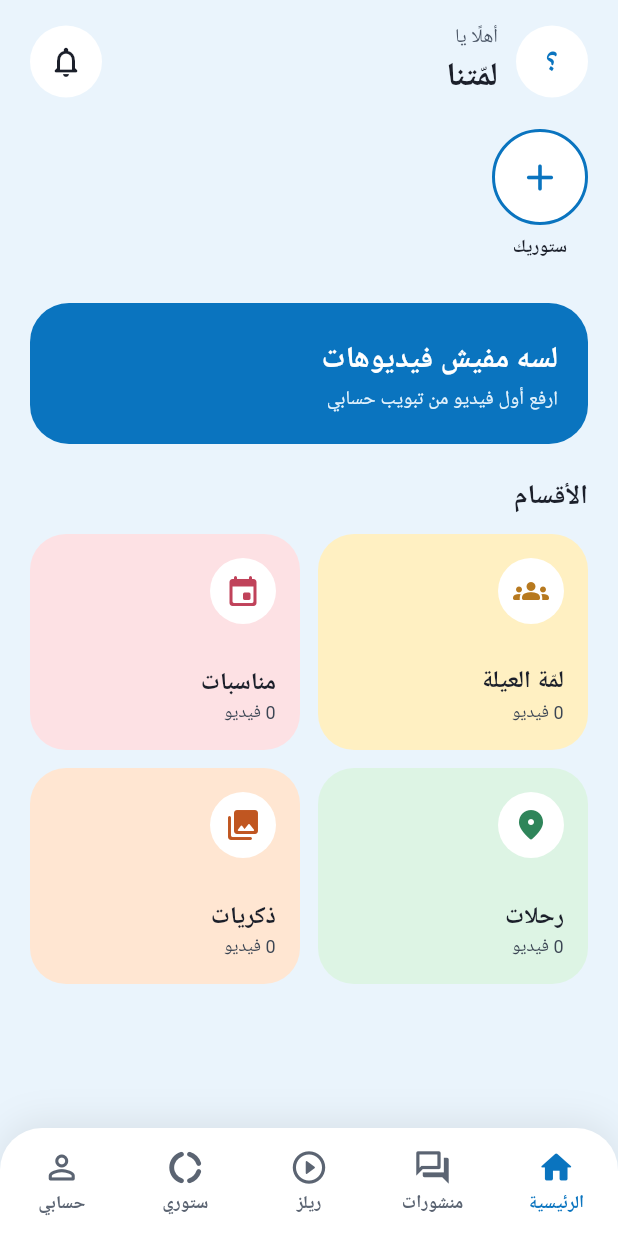
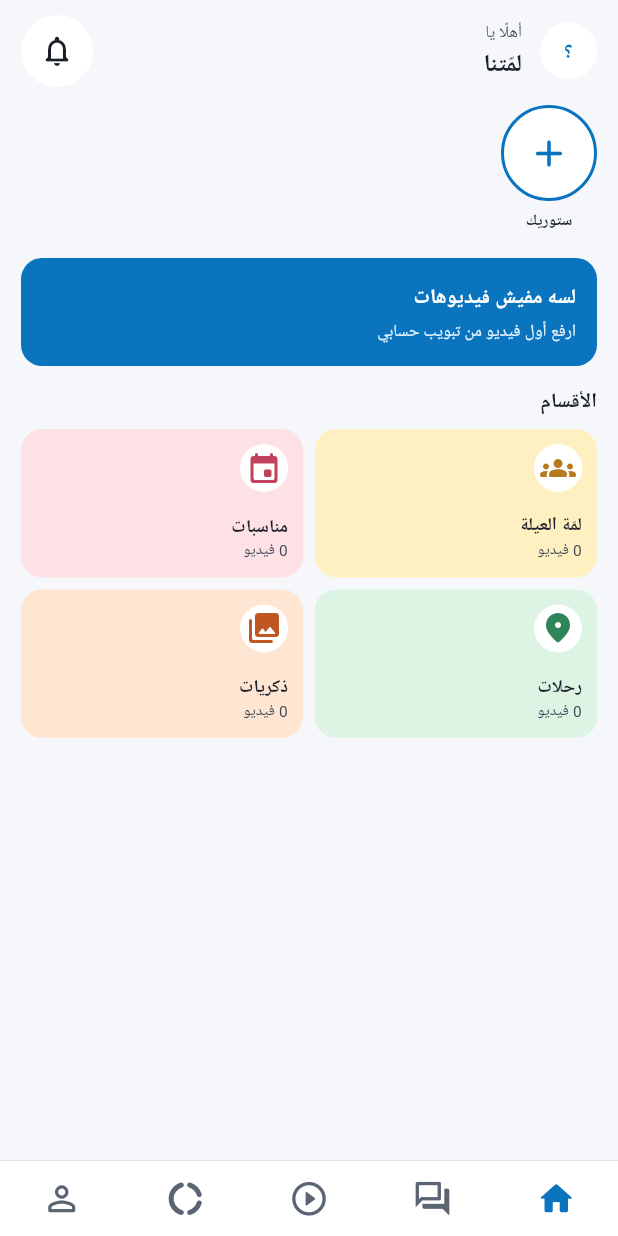
Before and after one commit to basemelsayed540/family-reels, a Flutter app: the HomeShell screen opened directly with empty values, on a phone screen of 412 x 824 dp. Run offline on Flutter 3.47's test engine with Material 3 defaults, Android fonts, the phone set to English and light mode, and no system bars; our stand-ins replace google_fonts, image_picker, open_filex, package_info_plus, supabase_flutter, video_player; accounts and stored records are empty; network calls fail; Roboto replaces fonts that are missing (Cairo).

Commit message:
Instagram/Facebook-like compact UI: smaller text, flat feed, icon-only nav, gradient story rings
Co-Authored-By: Claude Sonnet 5.5 <noreply@anthropic.com>
Claude-Session: https://claude.ai/code/session_01EJey9LkShNuZnECWRPsYwy

```diff
--- a/lib/home_page.dart
+++ b/lib/home_page.dart
@@ -126,16 +126,16 @@ class _HomePageState extends State<HomePage> {
           return RefreshIndicator(
             onRefresh: _refresh,
             child: ListView(
-              padding: const EdgeInsets.fromLTRB(20, 16, 20, 24),
+              padding: const EdgeInsets.fromLTRB(14, 10, 14, 20),
               children: [
                 _header(data.pending),
-                const SizedBox(height: 20),
+                const SizedBox(height: 12),
                 _storiesRow(data.stories),
-                const SizedBox(height: 20),
+                const SizedBox(height: 12),
                 _banner(data.videos),
-                const SizedBox(height: 22),
-                const Text('الأقسام', style: TextStyle(fontSize: 18, fontWeight: FontWeight.w800)),
-                const SizedBox(height: 12),
+                const SizedBox(height: 14),
+                const Text('الأقسام', style: TextStyle(fontSize: 16, fontWeight: FontWeight.w800)),
+                const SizedBox(height: 8),
                 _sections(data.videos),
                 if (data.errors.isNotEmpty) ...[
                   const SizedBox(height: 18),
@@ -164,14 +164,14 @@ class _HomePageState extends State<HomePage> {
     return Row(
       children: [
         Container(
-          width: 48,
-          height: 48,
+          width: 38,
+          height: 38,
           decoration: const BoxDecoration(color: Colors.white, shape: BoxShape.circle),
           alignment: Alignment.center,
           child: Text(
             initialOf(widget.profile.name),
             style: const TextStyle(
-              fontSize: 20,
+              fontSize: 16,
               fontWeight: FontWeight.w800,
               color: AppColors.blue,
             ),
@@ -190,7 +190,7 @@ class _HomePageState extends State<HomePage> {
               ),
               const Text(
                 AppConfig.appName,
-                style: TextStyle(fontSize: 22, fontWeight: FontWeight.w800),
+                style: TextStyle(fontSize: 19, fontWeight: FontWeight.w800),
               ),
             ],
           ),
@@ -202,7 +202,7 @@ class _HomePageState extends State<HomePage> {
 
   Widget _storiesRow(List<StoryGroup> groups) {
     return SizedBox(
-      height: 96,
+      height: 90,
       child: ListView(
         scrollDirection: Axis.horizontal,
         children: [
@@ -233,10 +233,10 @@ class _HomePageState extends State<HomePage> {
         : 'ارفع أول فيديو من تبويب حسابي';
 
     return Container(
-      padding: const EdgeInsets.all(20),
+      padding: const EdgeInsets.all(14),
       decoration: BoxDecoration(
         color: AppColors.blue,
-        borderRadius: BorderRadius.circular(26),
+        borderRadius: BorderRadius.circular(14),
       ),
       child: Row(
         children: [
@@ -260,7 +260,7 @@ class _HomePageState extends State<HomePage> {
                 Text(
                   title,
                   style: const TextStyle(
-                    fontSize: 20,
+                    fontSize: 16,
                     fontWeight: FontWeight.w800,
                     color: Colors.white,
                     height: 1.3,
@@ -282,7 +282,7 @@ class _HomePageState extends State<HomePage> {
               style: FilledButton.styleFrom(
                 backgroundColor: Colors.white,
                 foregroundColor: AppColors.blue,
-                minimumSize: const Size(0, 46),
+                minimumSize: const Size(0, 38),
                 padding: const EdgeInsets.symmetric(horizontal: 18),
               ),
               onPressed: widget.onOpenReels,
@@ -299,9 +299,9 @@ class _HomePageState extends State<HomePage> {
       crossAxisCount: 2,
       shrinkWrap: true,
       physics: const NeverScrollableScrollPhysics(),
-      mainAxisSpacing: 12,
-      crossAxisSpacing: 12,
-      childAspectRatio: 1.25,
+      mainAxisSpacing: 8,
+      crossAxisSpacing: 8,
+      childAspectRatio: 1.9,
       children: [
         for (final c in categories)
           _SectionTile(
@@ -328,19 +328,19 @@ class _SectionTile extends StatelessWidget {
   Widget build(BuildContext context) {
     return Material(
       color: categoryColor(category.key),
-      borderRadius: BorderRadius.circular(24),
+      borderRadius: BorderRadius.circular(14),
       child: InkWell(
         onTap: onTap,
-        borderRadius: BorderRadius.circular(24),
+        borderRadius: BorderRadius.circular(14),
         child: Padding(
-          padding: const EdgeInsets.all(16),
+          padding: const EdgeInsets.all(10),
           child: Column(
             crossAxisAlignment: CrossAxisAlignment.start,
             mainAxisAlignment: MainAxisAlignment.spaceBetween,
             children: [
               Container(
-                width: 44,
-                height: 44,
+                width: 32,
+                height: 32,
                 decoration: const BoxDecoration(color: Colors.white, shape: BoxShape.circle),
                 child: Icon(
                   categoryIcon(category.key),
@@ -352,7 +352,7 @@ class _SectionTile extends StatelessWidget {
                 children: [
                   Text(
                     category.title,
-                    style: const TextStyle(fontSize: 16, fontWeight: FontWeight.w800),
+                    style: const TextStyle(fontSize: 14, fontWeight: FontWeight.w800),
                   ),
                   Text(
                     '$count فيديو',
--- a/lib/shell.dart
+++ b/lib/shell.dart
@@ -109,15 +109,14 @@ class BottomBar extends StatelessWidget {
     return Container(
       decoration: BoxDecoration(
         color: bg,
-        borderRadius: const BorderRadius.vertical(top: Radius.circular(28)),
-        boxShadow: const [
-          BoxShadow(color: Color(0x14000000), blurRadius: 20, offset: Offset(0, -4)),
-        ],
+        border: Border(
+          top: BorderSide(color: dark ? const Color(0xFF26323F) : AppColors.line, width: 0.6),
+        ),
       ),
       child: SafeArea(
         top: false,
         child: SizedBox(
-          height: 72,
+          height: 50,
           child: Row(
             children: [
               for (var i = 0; i < _labels.length; i++)
@@ -130,17 +129,8 @@ class BottomBar extends StatelessWidget {
                       children: [
                         Icon(
                           i == index ? _iconsOn[i] : _icons[i],
-                          size: 26,
+                          size: 27,
                           color: i == index ? active : idle,
-                        ),
-                        const SizedBox(height: 2),
-                        Text(
-                          _labels[i],
-                          style: TextStyle(
-                            fontSize: 12,
-                            fontWeight: i == index ? FontWeight.w800 : FontWeight.w600,
-                            color: i == index ? active : idle,
-                          ),
                         ),
                       ],
                     ),
--- a/lib/theme.dart
+++ b/lib/theme.dart
@@ -4,11 +4,11 @@ import 'package:google_fonts/google_fonts.dart';
 class AppColors {
   static const blue = Color(0xFF0A74BF); // أزرار ونصوص مميزة
   static const sky = Color(0xFF1EA0F0); // إطارات وأيقونات
-  static const bg = Color(0xFFEAF4FC);
+  static const bg = Color(0xFFF5F7FA);
   static const ink = Color(0xFF1B1F2A);
   static const muted = Color(0xFF4A5565);
   static const gold = Color(0xFFF5B82E);
-  static const line = Color(0xFFC9D6E2);
+  static const line = Color(0xFFDBDFE4);
 
   static const yellow = Color(0xFFFFF0C2);
   static const pink = Color(0xFFFDE1E4);
@@ -42,9 +42,9 @@ ThemeData buildTheme() {
     inputDecorationTheme: InputDecorationTheme(
       filled: true,
       fillColor: Colors.white,
-      contentPadding: const EdgeInsets.symmetric(horizontal: 18, vertical: 16),
+      contentPadding: const EdgeInsets.symmetric(horizontal: 14, vertical: 10),
       border: OutlineInputBorder(
-        borderRadius: BorderRadius.circular(20),
+        borderRadius: BorderRadius.circular(12),
         borderSide: BorderSide.none,
       ),
     ),
@@ -52,18 +52,18 @@ ThemeData buildTheme() {
       style: FilledButton.styleFrom(
         backgroundColor: AppColors.blue,
         foregroundColor: Colors.white,
-        minimumSize: const Size.fromHeight(52),
+        minimumSize: const Size.fromHeight(44),
         shape: const StadiumBorder(),
-        textStyle: GoogleFonts.cairo(fontSize: 16, fontWeight: FontWeight.w800),
+        textStyle: GoogleFonts.cairo(fontSize: 15, fontWeight: FontWeight.w700),
       ),
     ),
     outlinedButtonTheme: OutlinedButtonThemeData(
       style: OutlinedButton.styleFrom(
         foregroundColor: AppColors.ink,
-        minimumSize: const Size.fromHeight(48),
-        side: const BorderSide(color: AppColors.line, width: 2),
+        minimumSize: const Size.fromHeight(40),
+        side: const BorderSide(color: AppColors.line, width: 1),
         shape: const StadiumBorder(),
-        textStyle: GoogleFonts.cairo(fontSize: 15, fontWeight: FontWeight.w800),
+        textStyle: GoogleFonts.cairo(fontSize: 14, fontWeight: FontWeight.w700),
       ),
     ),
   );
@@ -77,12 +77,12 @@ void showMsg(BuildContext context, String text) {
 
 /// أزرار صغيرة تُستخدم داخل Row أو Dialog (الثيم الأساسي يجعل الزر بعرض كامل)
 final ButtonStyle compactFilled = FilledButton.styleFrom(
-  minimumSize: const Size(0, 44),
-  padding: const EdgeInsets.symmetric(horizontal: 20),
+  minimumSize: const Size(0, 38),
+  padding: const EdgeInsets.symmetric(horizontal: 16),
 );
 final ButtonStyle compactOutlined = OutlinedButton.styleFrom(
-  minimumSize: const Size(0, 44),
-  padding: const EdgeInsets.symmetric(horizontal: 20),
+  minimumSize: const Size(0, 38),
+  padding: const EdgeInsets.symmetric(horizontal: 16),
 );
 
 IconData categoryIcon(String key) {
```
Also changed, not shown: lib/main.dart (+7 -0 lines), lib/posts_page.dart (+26 -21 lines), lib/stories_page.dart (+10 -3 lines).
